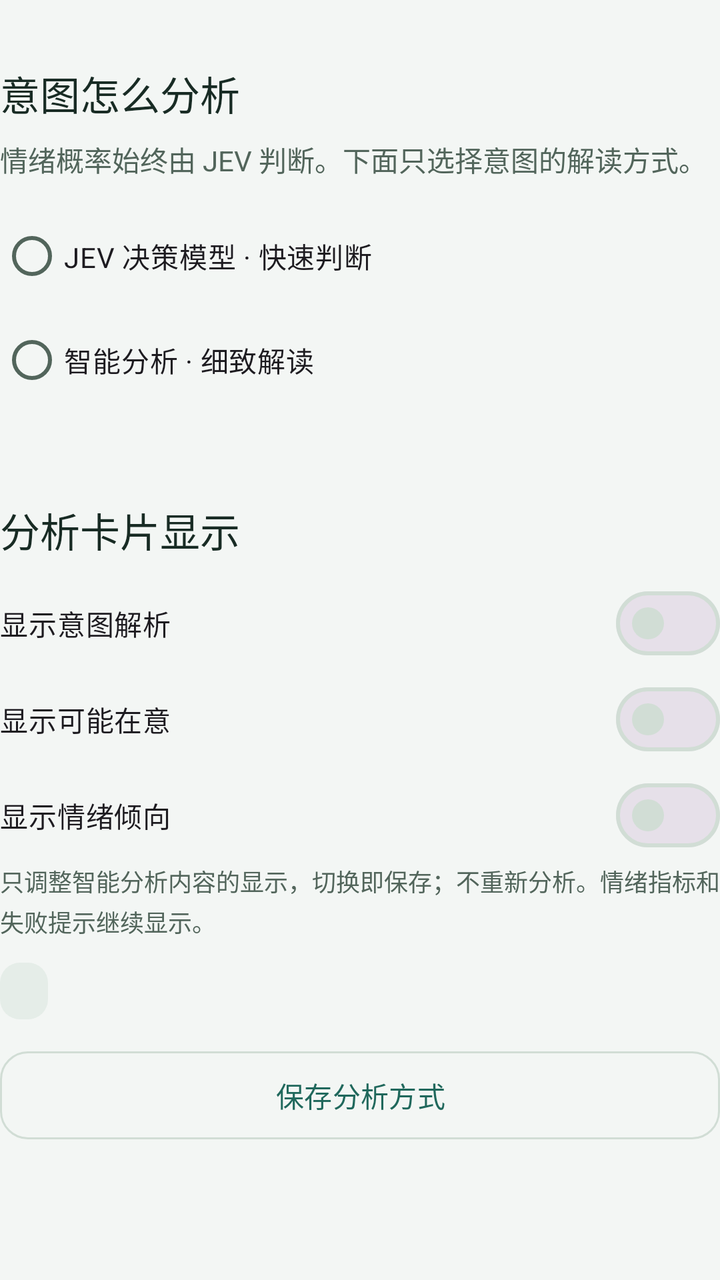
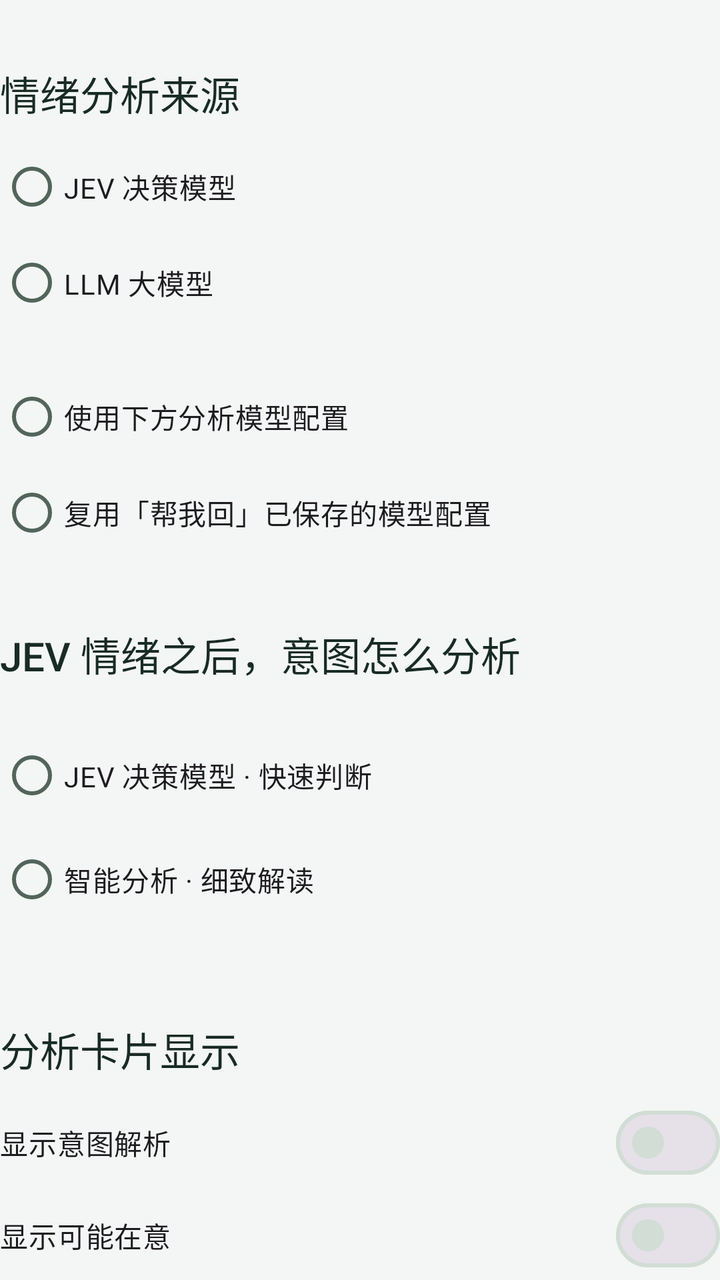

Before-and-after screenshots of an Android layout around one commit, followed by the original layout XML and the change that was made.
<!-- AndroidManifest.xml: application theme Theme.WeChatMood -->
<!-- res/layout/intent_settings.xml -->
<?xml version="1.0" encoding="utf-8"?>
<LinearLayout xmlns:android="http://schemas.android.com/apk/res/android"
    xmlns:app="http://schemas.android.com/apk/res-auto"
    android:layout_width="match_parent" android:layout_height="wrap_content" android:orientation="vertical">
    <TextView style="@style/Yanwai.Section" android:text="意图怎么分析" />
    <TextView style="@style/Yanwai.Body" android:text="情绪概率始终由 JEV 判断。下面只选择意图的解读方式。" />
    <RadioGroup android:id="@+id/routeGroup" android:layout_width="match_parent"
        android:layout_height="wrap_content" android:layout_marginTop="12dp" android:orientation="vertical">
        <RadioButton android:id="@+id/routeJev" android:layout_width="match_parent" android:layout_height="wrap_content"
            android:minHeight="52dp" android:text="JEV 决策模型 · 快速判断" android:saveEnabled="false" />
        <RadioButton android:id="@+id/routeLlm" android:layout_width="match_parent" android:layout_height="wrap_content"
            android:minHeight="52dp" android:text="智能分析 · 细致解读" android:saveEnabled="false" />
    </RadioGroup>
    <TextView android:id="@+id/routeHint" style="@style/Yanwai.Caption" android:layout_marginTop="8dp" />
    <TextView style="@style/Yanwai.Section" android:text="分析卡片显示" android:layout_marginTop="20dp" />
    <com.google.android.material.materialswitch.MaterialSwitch android:id="@+id/showIntent"
        android:layout_width="match_parent" android:layout_height="wrap_content" android:minHeight="48dp"
        android:text="显示意图解析" android:saveEnabled="false" />
    <com.google.android.material.materialswitch.MaterialSwitch android:id="@+id/showConcern"
        android:layout_width="match_parent" android:layout_height="wrap_content" android:minHeight="48dp"
        android:text="显示可能在意" android:saveEnabled="false" />
    <com.google.android.material.materialswitch.MaterialSwitch android:id="@+id/showTone"
        android:layout_width="match_parent" android:layout_height="wrap_content" android:minHeight="48dp"
        android:text="显示情绪倾向" android:saveEnabled="false" />
    <TextView android:id="@+id/cardDisplayStatus" style="@style/Yanwai.Caption"
        android:text="只调整智能分析内容的显示，切换即保存；不重新分析。情绪指标和失败提示继续显示。"
        android:accessibilityLiveRegion="polite" />
    <TextView android:id="@+id/intentStatus" style="@style/Yanwai.Badge" android:layout_marginTop="12dp"
        android:accessibilityLiveRegion="polite" />
    <LinearLayout android:id="@+id/llmPanel" android:layout_width="match_parent" android:layout_height="wrap_content"
        android:orientation="vertical" android:visibility="gone">
    <TextView style="@style/Yanwai.Section" android:text="连接意图模型" android:layout_marginTop="20dp" />
    <TextView style="@style/Yanwai.Caption" android:text="选服务商 → 填 Key → 选模型。这里的配置单独保存，不影响「帮我回」。" />
    <com.google.android.material.textfield.TextInputLayout android:id="@+id/providerLayout"
        style="@style/Widget.Material3.TextInputLayout.OutlinedBox.ExposedDropdownMenu"
        android:layout_width="match_parent" android:layout_height="wrap_content"
        android:layout_marginTop="16dp" android:hint="供应商">
        <com.google.android.material.textfield.MaterialAutoCompleteTextView android:id="@+id/provider"
            android:layout_width="match_parent" android:layout_height="wrap_content" android:minHeight="56dp"
            android:inputType="none" android:importantForAutofill="no" android:saveEnabled="false" />
    </com.google.android.material.textfield.TextInputLayout>
    <TextView android:id="@+id/providerHint" style="@style/Yanwai.Caption" android:layout_marginTop="8dp" />
    <TextView android:id="@+id/providerAddress" style="@style/Yanwai.Caption"
        android:layout_marginTop="8dp" android:textIsSelectable="true" />
    <com.google.android.material.button.MaterialButton android:id="@+id/providerConsole"
        style="@style/Yanwai.Button.Text" android:text="去官方平台获取 Key ↗" />
    <com.google.android.material.textfield.TextInputLayout android:id="@+id/endpointLayout"
        style="@style/Widget.Material3.TextInputLayout.OutlinedBox" android:layout_width="match_parent"
        android:layout_height="wrap_content" android:layout_marginTop="16dp" android:hint="API 地址"
        app:helperText="填写服务商的 Base URL（如 https://example.com/v1）或完整 /chat/completions 地址。">
        <com.google.android.material.textfield.TextInputEditText android:id="@+id/endpoint"
            android:layout_width="match_parent" android:layout_height="wrap_content" android:minHeight="56dp"
            android:inputType="textUri" android:maxLines="3" android:importantForAutofill="no" android:saveEnabled="false" />
    </com.google.android.material.textfield.TextInputLayout>
    <com.google.android.material.textfield.TextInputLayout android:id="@+id/keyLayout"
        style="@style/Widget.Material3.TextInputLayout.OutlinedBox" android:layout_width="match_parent"
        android:layout_height="wrap_content" android:layout_marginTop="16dp" android:hint="API Key"
        app:endIconMode="password_toggle" app:helperText="填写这个服务商的 Key，仅保存在本机。">
        <com.google.android.material.textfield.TextInputEditText android:id="@+id/apiKey"
            android:layout_width="match_parent" android:layout_height="wrap_content" android:minHeight="56dp"
            android:inputType="textPassword" android:singleLine="true" android:importantForAutofill="no" android:saveEnabled="false" />
    </com.google.android.material.textfield.TextInputLayout>
    <com.google.android.material.button.MaterialButton android:id="@+id/fetchModels"
        style="@style/Yanwai.Button.Outline" android:layout_marginTop="12dp" android:text="获取模型列表" />
    <TextView android:id="@+id/modelsStatus" style="@style/Yanwai.Caption"
        android:accessibilityLiveRegion="polite" android:text="填写 Key 后获取，或直接输入模型 ID。" />
    <com.google.android.material.textfield.TextInputLayout android:id="@+id/modelLayout"
        style="@style/Widget.Material3.TextInputLayout.OutlinedBox.ExposedDropdownMenu" android:layout_width="match_parent"
        android:layout_height="wrap_content" android:layout_marginTop="16dp" android:hint="选择模型 / 输入模型 ID"
        app:helperText="输入名称可筛选列表，也可手动填写。请选择支持长上下文的聊天模型。">
        <com.google.android.material.textfield.MaterialAutoCompleteTextView android:id="@+id/model"
            android:layout_width="match_parent" android:layout_height="wrap_content" android:minHeight="56dp"
            android:inputType="textVisiblePassword" android:completionThreshold="0" android:singleLine="true"
            android:importantForAutofill="no" android:saveEnabled="false" />
    </com.google.android.material.textfield.TextInputLayout>
    <com.google.android.material.button.MaterialButton android:id="@+id/referenceModels"
        style="@style/Yanwai.Button.Text" android:visibility="gone" android:text="选择官方文档中的参考模型" />
    <TextView style="@style/Yanwai.Caption" android:layout_marginTop="12dp"
        android:text="保存此线路后，手动或自动分析会将当前消息、相关前文和时间发送给这里的服务；情绪仍会调用 JEV。仅生成解读，不生成回复。" />
    <com.google.android.material.button.MaterialButton android:id="@+id/testIntent" style="@style/Yanwai.Button"
        android:layout_marginTop="16dp" android:text="保存并检测意图模型" />
    <TextView style="@style/Yanwai.Caption" android:text="检测只发送示例聊天，可能产生 API 费用，不读取微信消息。" />
    </LinearLayout>
    <com.google.android.material.button.MaterialButton android:id="@+id/saveIntent" style="@style/Yanwai.Button.Outline"
        android:layout_marginTop="12dp" android:text="保存分析方式" />
    <com.google.android.material.progressindicator.LinearProgressIndicator android:id="@+id/progressIntent"
        android:layout_width="match_parent" android:layout_height="4dp" android:indeterminate="true"
        android:visibility="gone" android:contentDescription="正在连接意图模型" />
    <TextView android:id="@+id/intentResult" style="@style/Yanwai.Body" android:layout_marginTop="12dp"
        android:padding="16dp" android:background="@drawable/status_pill" android:visibility="gone"
        android:accessibilityLiveRegion="polite" android:textIsSelectable="true" />
</LinearLayout>
<!-- resources referenced by this layout -->
<resources>
  <!-- drawable status_pill (drawable) -->
  <?xml version="1.0" encoding="utf-8"?>
  <shape xmlns:android="http://schemas.android.com/apk/res/android" android:shape="rectangle">
      <solid android:color="@color/status_neutral_bg" />
      <corners android:radius="10dp" />
  </shape>
  <style name="Yanwai.Badge" parent="Yanwai.Caption">
          <item name="android:layout_width">wrap_content</item>
          <item name="android:fontFamily">sans-serif-medium</item>
          <item name="android:paddingStart">12dp</item>
          <item name="android:paddingEnd">12dp</item>
          <item name="android:paddingTop">6dp</item>
          <item name="android:paddingBottom">6dp</item>
          <item name="android:background">@drawable/status_pill</item>
          <item name="android:accessibilityLiveRegion">polite</item>
      </style>
  <style name="Yanwai.Body" parent="">
          <item name="android:layout_width">match_parent</item>
          <item name="android:layout_height">wrap_content</item>
          <item name="android:textSize">14sp</item>
          <item name="android:textColor">@color/text_secondary</item>
          <item name="android:lineSpacingExtra">3dp</item>
      </style>
  <style name="Yanwai.Button" parent="Widget.Material3.Button">
          <item name="android:layout_width">match_parent</item>
          <item name="android:layout_height">wrap_content</item>
          <item name="android:minHeight">52dp</item>
          <item name="cornerRadius">14dp</item>
          <item name="android:textSize">14sp</item>
          <item name="android:textAllCaps">false</item>
      </style>
  <style name="Yanwai.Button.Outline" parent="Widget.Material3.Button.OutlinedButton">
          <item name="android:layout_width">match_parent</item>
          <item name="android:layout_height">wrap_content</item>
          <item name="android:minHeight">52dp</item>
          <item name="cornerRadius">14dp</item>
          <item name="android:textAllCaps">false</item>
      </style>
  <style name="Yanwai.Button.Text" parent="Widget.Material3.Button.TextButton">
          <item name="android:layout_width">match_parent</item>
          <item name="android:layout_height">wrap_content</item>
          <item name="android:minHeight">48dp</item>
          <item name="android:textAllCaps">false</item>
      </style>
  <style name="Yanwai.Caption" parent="Yanwai.Body">
          <item name="android:textSize">12sp</item>
      </style>
  <style name="Yanwai.Section" parent="Yanwai.Body">
          <item name="android:textSize">20sp</item>
          <item name="android:fontFamily">sans-serif-medium</item>
          <item name="android:textColor">@color/text_primary</item>
          <item name="android:layout_marginTop">32dp</item>
          <item name="android:layout_marginBottom">8dp</item>
          <item name="android:accessibilityHeading">true</item>
      </style>
  <color name="status_neutral_bg">#E5EDE8</color>
  <color name="text_secondary">#52655B</color>
  <color name="text_primary">#182B24</color>
  <color name="brand_primary">#20685C</color>
  <color name="brand_on_primary">#F5FFF9</color>
  <color name="page_background">#F3F6F4</color>
  <color name="panel_surface">#FCFEFC</color>
  <color name="outline_subtle">#D1DDD5</color>
  <color name="status_success_bg">#DDEFE5</color>
  <color name="status_success">#1B6651</color>
  <color name="status_error">#9B3336</color>
  <color name="status_error_bg">#F8E3E2</color>
  <!-- unchanged entries left out for length: 1 -->
</resources>

<!-- the commit's change to res/layout/intent_settings.xml (unified diff, before → after) -->
@@ -2,8 +2,21 @@
 <LinearLayout xmlns:android="http://schemas.android.com/apk/res/android"
     xmlns:app="http://schemas.android.com/apk/res-auto"
     android:layout_width="match_parent" android:layout_height="wrap_content" android:orientation="vertical">
-    <TextView style="@style/Yanwai.Section" android:text="意图怎么分析" />
-    <TextView style="@style/Yanwai.Body" android:text="情绪概率始终由 JEV 判断。下面只选择意图的解读方式。" />
+    <TextView style="@style/Yanwai.Section" android:text="情绪分析来源" />
+    <RadioGroup android:id="@+id/emotionGroup" android:layout_width="match_parent" android:layout_height="wrap_content">
+        <RadioButton android:id="@+id/emotionJev" android:layout_width="match_parent" android:layout_height="wrap_content"
+            android:minHeight="48dp" android:text="JEV 决策模型" android:saveEnabled="false" />
+        <RadioButton android:id="@+id/emotionLlm" android:layout_width="match_parent" android:layout_height="wrap_content"
+            android:minHeight="48dp" android:text="LLM 大模型" android:saveEnabled="false" />
+    </RadioGroup>
+    <TextView android:id="@+id/emotionHint" style="@style/Yanwai.Body" />
+    <RadioGroup android:id="@+id/emotionConfigGroup" android:layout_width="match_parent" android:layout_height="wrap_content">
+        <RadioButton android:id="@+id/useAnalysisConfig" android:layout_width="match_parent" android:layout_height="wrap_content"
+            android:minHeight="48dp" android:text="使用下方分析模型配置" android:saveEnabled="false" />
+        <RadioButton android:id="@+id/useReplyConfig" android:layout_width="match_parent" android:layout_height="wrap_content"
+            android:minHeight="48dp" android:text="复用「帮我回」已保存的模型配置" android:saveEnabled="false" />
+    </RadioGroup>
+    <TextView android:id="@+id/intentRouteTitle" style="@style/Yanwai.Section" android:text="JEV 情绪之后，意图怎么分析" />
     <RadioGroup android:id="@+id/routeGroup" android:layout_width="match_parent"
         android:layout_height="wrap_content" android:layout_marginTop="12dp" android:orientation="vertical">
         <RadioButton android:id="@+id/routeJev" android:layout_width="match_parent" android:layout_height="wrap_content"
@@ -29,7 +42,7 @@
         android:accessibilityLiveRegion="polite" />
     <LinearLayout android:id="@+id/llmPanel" android:layout_width="match_parent" android:layout_height="wrap_content"
         android:orientation="vertical" android:visibility="gone">
-    <TextView style="@style/Yanwai.Section" android:text="连接意图模型" android:layout_marginTop="20dp" />
+    <TextView style="@style/Yanwai.Section" android:text="连接分析模型" android:layout_marginTop="20dp" />
     <TextView style="@style/Yanwai.Caption" android:text="选服务商 → 填 Key → 选模型。这里的配置单独保存，不影响「帮我回」。" />
     <com.google.android.material.textfield.TextInputLayout android:id="@+id/providerLayout"
         style="@style/Widget.Material3.TextInputLayout.OutlinedBox.ExposedDropdownMenu"
@@ -76,11 +89,13 @@
     <com.google.android.material.button.MaterialButton android:id="@+id/referenceModels"
         style="@style/Yanwai.Button.Text" android:visibility="gone" android:text="选择官方文档中的参考模型" />
     <TextView style="@style/Yanwai.Caption" android:layout_marginTop="12dp"
-        android:text="保存此线路后，手动或自动分析会将当前消息、相关前文和时间发送给这里的服务；情绪仍会调用 JEV。仅生成解读，不生成回复。" />
+        android:text="手动或自动分析会将当前消息、相关前文、时间及对方背景发送给所选服务。只生成解读，不生成回复。" />
     <com.google.android.material.button.MaterialButton android:id="@+id/testIntent" style="@style/Yanwai.Button"
         android:layout_marginTop="16dp" android:text="保存并检测意图模型" />
     <TextView style="@style/Yanwai.Caption" android:text="检测只发送示例聊天，可能产生 API 费用，不读取微信消息。" />
     </LinearLayout>
+    <com.google.android.material.button.MaterialButton android:id="@+id/testSelected" style="@style/Yanwai.Button"
+        android:layout_marginTop="12dp" android:text="保存并检测 LLM 分析" />
     <com.google.android.material.button.MaterialButton android:id="@+id/saveIntent" style="@style/Yanwai.Button.Outline"
         android:layout_marginTop="12dp" android:text="保存分析方式" />
     <com.google.android.material.progressindicator.LinearProgressIndicator android:id="@+id/progressIntent"
